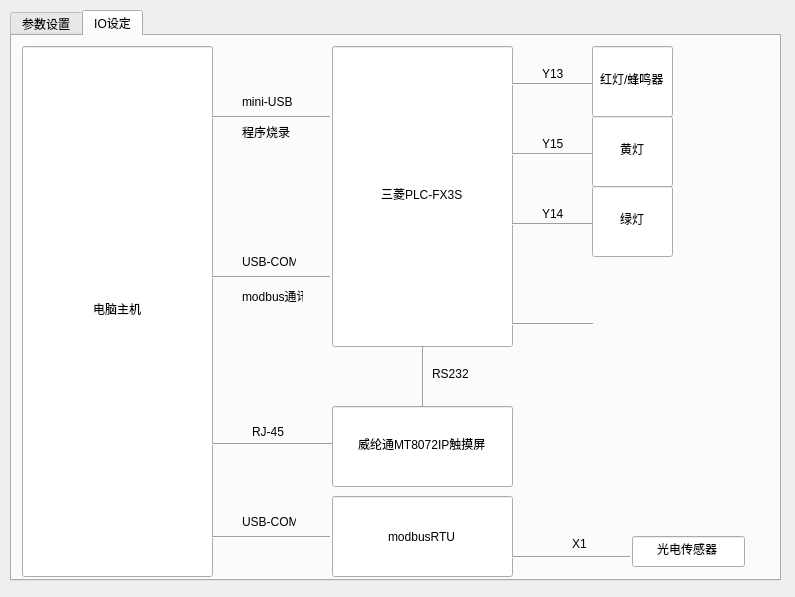
bigcheng123/Scratches-detected, file ui_files/setting_TRG.ui: the form before one commit.
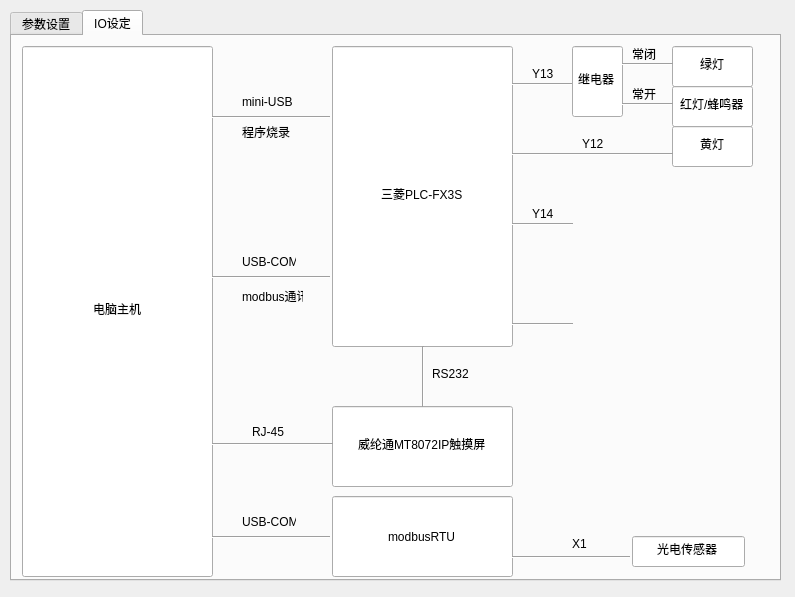
The form after the commit. The open tabs and pages were chosen to show the change.

The edit to the form file:
```diff
--- a/ui_files/setting_TRG.ui
+++ b/ui_files/setting_TRG.ui
@@ -518,7 +518,7 @@
        <rect>
         <x>500</x>
         <y>40</y>
-        <width>81</width>
+        <width>61</width>
         <height>16</height>
        </rect>
       </property>
@@ -638,7 +638,7 @@
        <rect>
         <x>500</x>
         <y>280</y>
-        <width>81</width>
+        <width>61</width>
         <height>16</height>
        </rect>
       </property>
@@ -649,10 +649,10 @@
      <widget class="QLineEdit" name="lineEdit_10">
       <property name="geometry">
        <rect>
-        <x>580</x>
-        <y>10</y>
+        <x>660</x>
+        <y>50</y>
         <width>81</width>
-        <height>71</height>
+        <height>41</height>
        </rect>
       </property>
       <property name="layoutDirection">
@@ -668,10 +668,10 @@
      <widget class="QLineEdit" name="lineEdit_11">
       <property name="geometry">
        <rect>
-        <x>580</x>
-        <y>80</y>
+        <x>660</x>
+        <y>90</y>
         <width>81</width>
-        <height>71</height>
+        <height>41</height>
        </rect>
       </property>
       <property name="layoutDirection">
@@ -687,10 +687,10 @@
      <widget class="QLineEdit" name="lineEdit_12">
       <property name="geometry">
        <rect>
-        <x>580</x>
-        <y>150</y>
+        <x>660</x>
+        <y>10</y>
         <width>81</width>
-        <height>71</height>
+        <height>41</height>
        </rect>
       </property>
       <property name="layoutDirection">
@@ -734,7 +734,7 @@
        <rect>
         <x>500</x>
         <y>110</y>
-        <width>81</width>
+        <width>161</width>
         <height>16</height>
        </rect>
       </property>
@@ -747,7 +747,7 @@
        <rect>
         <x>500</x>
         <y>180</y>
-        <width>81</width>
+        <width>61</width>
         <height>16</height>
        </rect>
       </property>
@@ -758,7 +758,7 @@
      <widget class="QLabel" name="label_18">
       <property name="geometry">
        <rect>
-        <x>530</x>
+        <x>520</x>
         <y>30</y>
         <width>21</width>
         <height>16</height>
@@ -771,20 +771,20 @@
      <widget class="QLabel" name="label_19">
       <property name="geometry">
        <rect>
-        <x>530</x>
+        <x>570</x>
         <y>100</y>
         <width>21</width>
         <height>16</height>
        </rect>
       </property>
       <property name="text">
-       <string>Y15</string>
+       <string>Y12</string>
       </property>
      </widget>
      <widget class="QLabel" name="label_20">
       <property name="geometry">
        <rect>
-        <x>530</x>
+        <x>520</x>
         <y>170</y>
         <width>21</width>
         <height>16</height>
@@ -833,6 +833,77 @@
        <string>modbus通讯</string>
       </property>
      </widget>
+     <widget class="QLineEdit" name="lineEdit_13">
+      <property name="geometry">
+       <rect>
+        <x>560</x>
+        <y>10</y>
+        <width>51</width>
+        <height>71</height>
+       </rect>
+      </property>
+      <property name="layoutDirection">
+       <enum>Qt::LeftToRight</enum>
+      </property>
+      <property name="text">
+       <string>继电器</string>
+      </property>
+      <property name="alignment">
+       <set>Qt::AlignCenter</set>
+      </property>
+     </widget>
+     <widget class="Line" name="line_11">
+      <property name="geometry">
+       <rect>
+        <x>610</x>
+        <y>20</y>
+        <width>51</width>
+        <height>16</height>
+       </rect>
+      </property>
+      <property name="orientation">
+       <enum>Qt::Horizontal</enum>
+      </property>
+     </widget>
+     <widget class="QLabel" name="label_23">
+      <property name="geometry">
+       <rect>
+        <x>620</x>
+        <y>10</y>
+        <width>31</width>
+        <height>16</height>
+       </rect>
+      </property>
+      <property name="text">
+       <string>常闭</string>
+      </property>
+     </widget>
+     <widget class="Line" name="line_12">
+      <property name="geometry">
+       <rect>
+        <x>610</x>
+        <y>60</y>
+        <width>51</width>
+        <height>16</height>
+       </rect>
+      </property>
+      <property name="orientation">
+       <enum>Qt::Horizontal</enum>
+      </property>
+     </widget>
+     <widget class="QLabel" name="label_24">
+      <property name="geometry">
+       <rect>
+        <x>620</x>
+        <y>50</y>
+        <width>31</width>
+        <height>16</height>
+       </rect>
+      </property>
+      <property name="text">
+       <string>常开</string>
+      </property>
+     </widget>
     </widget>
    </widget>
   </widget>
```
